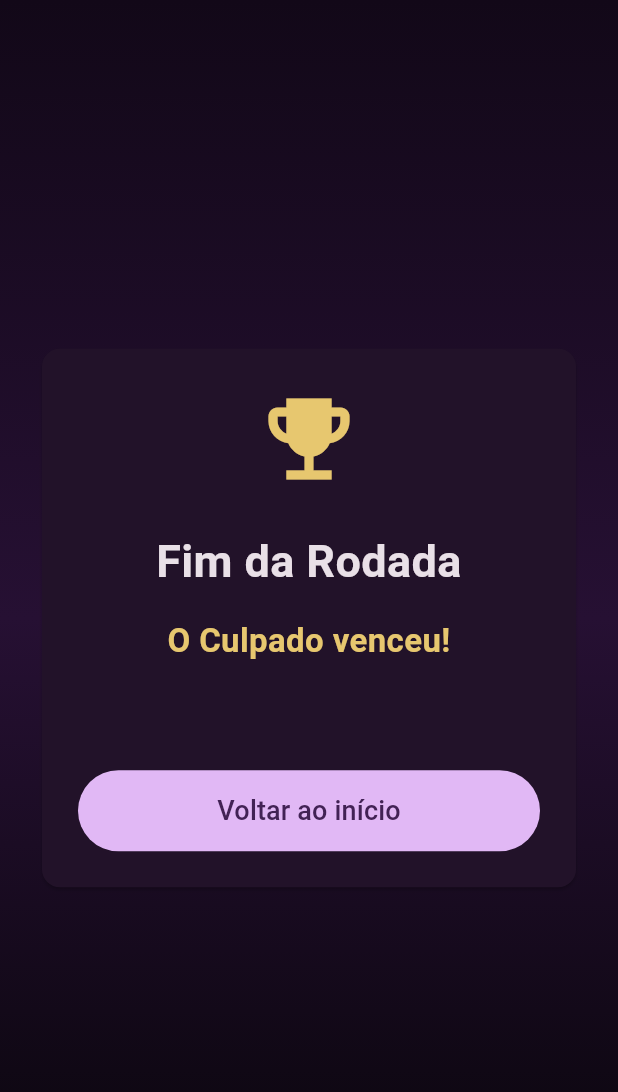
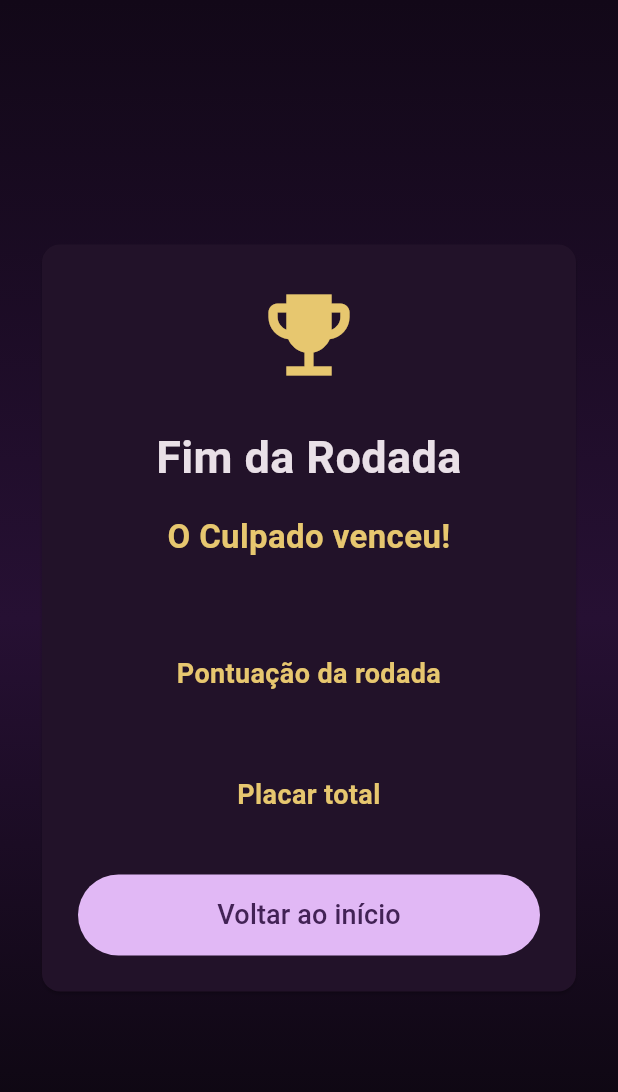
Before and after one commit to aluciano/ShadowHouseApp, a Flutter app: the RoundResultScreen screen opened directly with empty values, on a phone screen of 412 x 824 dp. Shown: the top 1092 px of the screen. Run offline on Flutter 3.47's test engine with Material 3 defaults, Android fonts, the phone set to English and light mode, and no system bars.

Commit message:
Adicionando pontuação da vitória do Culpado e controle interno de cúmplices durante a rodada

```diff
--- a/lib/models/round_result.dart
+++ b/lib/models/round_result.dart
@@ -6,9 +6,11 @@ class RoundResult {
     required this.type,
     required this.winner,
     required this.reason,
+    required this.scoringSummary,
   });
 
   final RoundResultType type;
   final Player winner;
   final String reason;
+  final String scoringSummary;
 }
--- a/lib/screens/round_result_screen.dart
+++ b/lib/screens/round_result_screen.dart
@@ -19,6 +19,14 @@ class RoundResultScreen extends StatelessWidget {
     return Scaffold(
       body: ShadowBackground(
         child: SafeArea(
+          child: SingleChildScrollView(
+            child: ConstrainedBox(
+              constraints: BoxConstraints(
+                minHeight: MediaQuery.of(context).size.height -
+                    MediaQuery.of(context).padding.top -
+                    MediaQuery.of(context).padding.bottom -
+                    48,
+              ),
               child: Center(
                 child: Card(
                   color: const Color(0xFF221229),
@@ -53,8 +61,8 @@ class RoundResultScreen extends StatelessWidget {
                             fontWeight: FontWeight.bold,
                           ),
                         ),
+                        if (result != null) ...[
                           const SizedBox(height: 16),
-                    if (result != null)
                           Text(
                             result.reason,
                             textAlign: TextAlign.center,
@@ -63,6 +71,50 @@ class RoundResultScreen extends StatelessWidget {
                               color: Colors.white70,
                             ),
                           ),
+                          const SizedBox(height: 24),
+                          const Text(
+                            'Pontuação da rodada',
+                            textAlign: TextAlign.center,
+                            style: TextStyle(
+                              fontSize: 18,
+                              fontWeight: FontWeight.bold,
+                              color: Color(0xFFE7C76F),
+                            ),
+                          ),
+                          const SizedBox(height: 8),
+                          Text(
+                            result.scoringSummary,
+                            textAlign: TextAlign.center,
+                            style: const TextStyle(
+                              fontSize: 16,
+                              color: Colors.white70,
+                            ),
+                          ),
+                        ],
+                        const SizedBox(height: 24),
+                        const Text(
+                          'Placar total',
+                          textAlign: TextAlign.center,
+                          style: TextStyle(
+                            fontSize: 18,
+                            fontWeight: FontWeight.bold,
+                            color: Color(0xFFE7C76F),
+                          ),
+                        ),
+                        const SizedBox(height: 8),
+                        ...gameState.players.map((player) {
+                          return Padding(
+                            padding: const EdgeInsets.symmetric(vertical: 2),
+                            child: Text(
+                              '${player.name}: ${player.score} ponto${player.score == 1 ? '' : 's'}',
+                              textAlign: TextAlign.center,
+                              style: const TextStyle(
+                                fontSize: 16,
+                                color: Colors.white70,
+                              ),
+                            ),
+                          );
+                        }),
                         const SizedBox(height: 32),
                         SizedBox(
                           width: double.infinity,
@@ -88,6 +140,8 @@ class RoundResultScreen extends StatelessWidget {
               ),
             ),
           ),
+        ),
+      ),
     );
   }
 
```
Also changed, not shown: lib/engine/game_engine.dart (+19 -0 lines), lib/screens/table_screen.dart (+17 -5 lines). Lines whose indentation alone changed are shown as unchanged.
